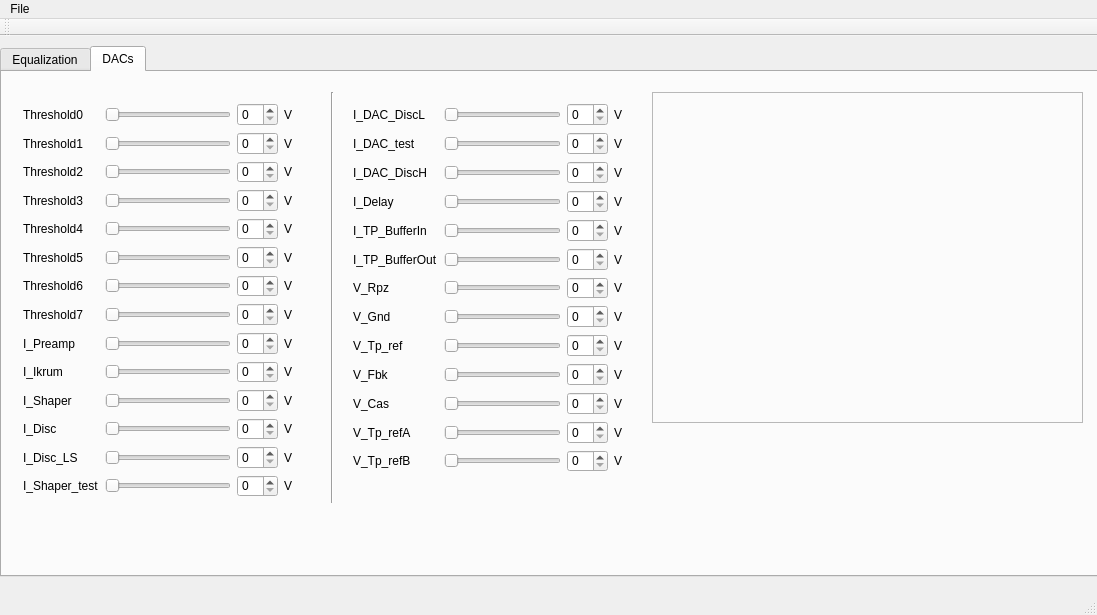
navrit/dexter, file SpidrMpx3Eq/spidrmpx3eq.ui: the form before one commit.
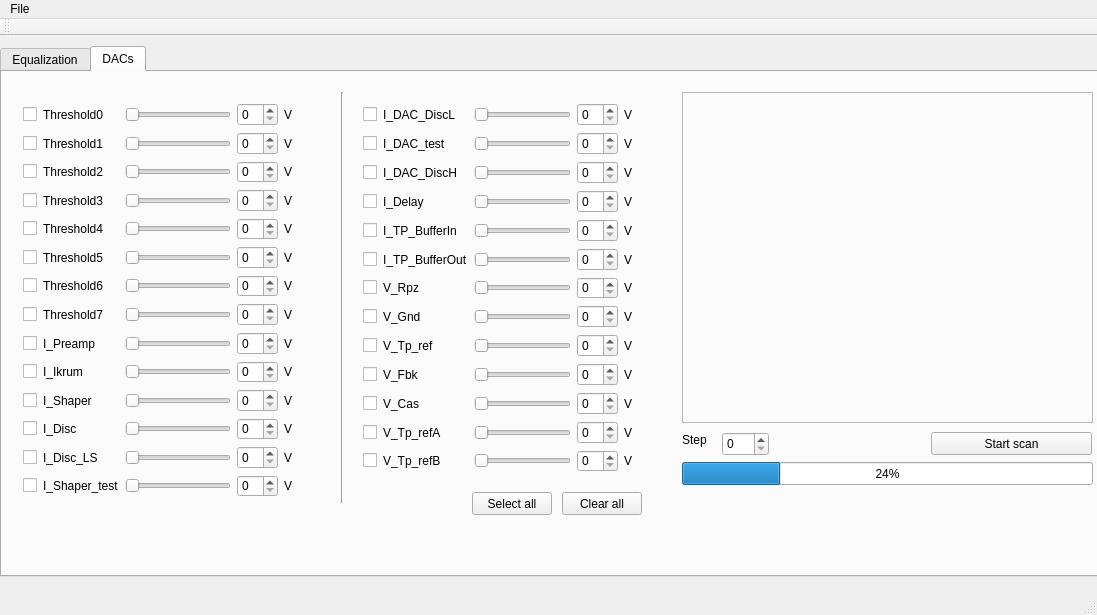
The form after the commit. The open tabs and pages were chosen to show the change.

What changed in the file:
```diff
--- a/SpidrMpx3Eq/spidrmpx3eq.ui
+++ b/SpidrMpx3Eq/spidrmpx3eq.ui
@@ -27,7 +27,7 @@
      <string>&lt;html&gt;&lt;head/&gt;&lt;body&gt;&lt;p&gt;Equalization&lt;/p&gt;&lt;/body&gt;&lt;/html&gt;</string>
     </property>
     <property name="currentIndex">
-     <number>0</number>
+     <number>1</number>
     </property>
     <widget class="QWidget" name="tab">
      <attribute name="title">
@@ -90,9 +90,9 @@
      <widget class="QFrame" name="_DACScanFrame">
       <property name="geometry">
        <rect>
-        <x>650</x>
+        <x>680</x>
         <y>20</y>
-        <width>431</width>
+        <width>411</width>
         <height>331</height>
        </rect>
       </property>
@@ -106,96 +106,105 @@
      <widget class="QWidget" name="layoutWidget">
       <property name="geometry">
        <rect>
-        <x>340</x>
+        <x>350</x>
         <y>20</y>
         <width>291</width>
         <height>391</height>
        </rect>
       </property>
       <layout class="QGridLayout" name="gridLayout_2">
-       <item row="3" column="0">
+       <item row="3" column="1">
         <widget class="QLabel" name="dac17Label">
          <property name="text">
           <string>I_Delay</string>
          </property>
         </widget>
        </item>
-       <item row="3" column="2">
-        <widget class="QSpinBox" name="spinBox_8"/>
-       </item>
-       <item row="3" column="1">
-        <widget class="QSlider" name="dac3hSlider_2">
-         <property name="orientation">
-          <enum>Qt::Horizontal</enum>
-         </property>
-        </widget>
-       </item>
        <item row="3" column="3">
-        <widget class="QLabel" name="dacV17Label">
+        <widget class="QSpinBox" name="dac17SpinBox"/>
+       </item>
+       <item row="3" column="2">
+        <widget class="QSlider" name="dac17hSlider">
+         <property name="orientation">
+          <enum>Qt::Horizontal</enum>
+         </property>
+        </widget>
+       </item>
+       <item row="3" column="4">
+        <widget class="QLabel" name="dac17VLabel">
+         <property name="text">
+          <string>V</string>
+         </property>
+        </widget>
+       </item>
+       <item row="7" column="2">
+        <widget class="QSlider" name="dac21hSlider">
+         <property name="orientation">
+          <enum>Qt::Horizontal</enum>
+         </property>
+        </widget>
+       </item>
+       <item row="9" column="3">
+        <widget class="QSpinBox" name="dac23SpinBox"/>
+       </item>
+       <item row="7" column="3">
+        <widget class="QSpinBox" name="dac21SpinBox"/>
+       </item>
+       <item row="7" column="4">
+        <widget class="QLabel" name="dac21VLabel">
          <property name="text">
           <string>V</string>
          </property>
         </widget>
        </item>
        <item row="7" column="1">
-        <widget class="QSlider" name="dac7hSlider_2">
-         <property name="orientation">
-          <enum>Qt::Horizontal</enum>
-         </property>
-        </widget>
-       </item>
-       <item row="7" column="0">
         <widget class="QLabel" name="dac21Label">
          <property name="text">
           <string>V_Gnd</string>
          </property>
         </widget>
        </item>
-       <item row="7" column="3">
-        <widget class="QLabel" name="dacV21Label">
-         <property name="text">
-          <string>V</string>
-         </property>
-        </widget>
-       </item>
-       <item row="7" column="2">
-        <widget class="QSpinBox" name="spinBox_19"/>
-       </item>
-       <item row="8" column="0">
+       <item row="8" column="1">
         <widget class="QLabel" name="dac22Label">
          <property name="text">
           <string>V_Tp_ref</string>
          </property>
         </widget>
        </item>
-       <item row="11" column="1">
-        <widget class="QSlider" name="dac11hSlider_2">
+       <item row="2" column="3">
+        <widget class="QSpinBox" name="dac16SpinBox"/>
+       </item>
+       <item row="11" column="3">
+        <widget class="QSpinBox" name="dac25SpinBox"/>
+       </item>
+       <item row="11" column="4">
+        <widget class="QLabel" name="dac25VLabel">
+         <property name="text">
+          <string>V</string>
+         </property>
+        </widget>
+       </item>
+       <item row="11" column="2">
+        <widget class="QSlider" name="dac25hSlider">
          <property name="orientation">
           <enum>Qt::Horizontal</enum>
          </property>
         </widget>
        </item>
-       <item row="11" column="2">
-        <widget class="QSpinBox" name="spinBox_27"/>
-       </item>
-       <item row="11" column="3">
-        <widget class="QLabel" name="dacV25Label">
-         <property name="text">
-          <string>V</string>
-         </property>
-        </widget>
-       </item>
-       <item row="10" column="2">
-        <widget class="QSpinBox" name="spinBox_26"/>
-       </item>
        <item row="10" column="3">
-        <widget class="QLabel" name="dacV24Label">
+        <widget class="QSpinBox" name="dac24SpinBox"/>
+       </item>
+       <item row="10" column="4">
+        <widget class="QLabel" name="dac24VLabel">
          <property name="text">
           <string>V</string>
          </property>
         </widget>
        </item>
-       <item row="11" column="0">
+       <item row="4" column="3">
+        <widget class="QSpinBox" name="dac18SpinBox"/>
+       </item>
+       <item row="11" column="1">
         <widget class="QLabel" name="dac25Label">
          <property name="text">
           <string>V_Tp_refA</string>
@@ -203,84 +212,75 @@
         </widget>
        </item>
        <item row="4" column="2">
-        <widget class="QSpinBox" name="spinBox_24"/>
-       </item>
-       <item row="4" column="3">
-        <widget class="QLabel" name="dacV18Label">
-         <property name="text">
-          <string>V</string>
-         </property>
-        </widget>
-       </item>
-       <item row="4" column="1">
-        <widget class="QSlider" name="dac4hSlider_2">
+        <widget class="QSlider" name="dac18hSlider">
          <property name="orientation">
           <enum>Qt::Horizontal</enum>
          </property>
         </widget>
        </item>
-       <item row="4" column="0">
+       <item row="4" column="1">
         <widget class="QLabel" name="dac18Label">
          <property name="text">
           <string>I_TP_BufferIn</string>
          </property>
         </widget>
        </item>
-       <item row="9" column="0">
+       <item row="4" column="4">
+        <widget class="QLabel" name="dac18VLabel">
+         <property name="text">
+          <string>V</string>
+         </property>
+        </widget>
+       </item>
+       <item row="9" column="1">
         <widget class="QLabel" name="dac23Label">
          <property name="text">
           <string>V_Fbk</string>
          </property>
         </widget>
        </item>
-       <item row="9" column="1">
-        <widget class="QSlider" name="dac9hSlider_2">
-         <property name="orientation">
-          <enum>Qt::Horizontal</enum>
-         </property>
-        </widget>
-       </item>
        <item row="9" column="2">
-        <widget class="QSpinBox" name="spinBox_25"/>
-       </item>
-       <item row="6" column="1">
-        <widget class="QSlider" name="dac6hSlider_2">
+        <widget class="QSlider" name="dac23hSlider">
          <property name="orientation">
           <enum>Qt::Horizontal</enum>
          </property>
         </widget>
        </item>
        <item row="6" column="2">
-        <widget class="QSpinBox" name="spinBox_11"/>
+        <widget class="QSlider" name="dac20hSlider">
+         <property name="orientation">
+          <enum>Qt::Horizontal</enum>
+         </property>
+        </widget>
        </item>
        <item row="6" column="3">
-        <widget class="QLabel" name="dacV20Label">
+        <widget class="QSpinBox" name="dac20SpinBox"/>
+       </item>
+       <item row="6" column="4">
+        <widget class="QLabel" name="dac20VLabel">
          <property name="text">
           <string>V</string>
          </property>
         </widget>
        </item>
-       <item row="8" column="1">
-        <widget class="QSlider" name="dac8hSlider_2">
-         <property name="orientation">
-          <enum>Qt::Horizontal</enum>
-         </property>
-        </widget>
-       </item>
        <item row="8" column="2">
-        <widget class="QSpinBox" name="spinBox_20"/>
+        <widget class="QSlider" name="dac22hSlider">
+         <property name="orientation">
+          <enum>Qt::Horizontal</enum>
+         </property>
+        </widget>
        </item>
        <item row="8" column="3">
-        <widget class="QLabel" name="dacV22Label">
+        <widget class="QSpinBox" name="dac22SpinBox"/>
+       </item>
+       <item row="8" column="4">
+        <widget class="QLabel" name="dac22VLabel">
          <property name="text">
           <string>V</string>
          </property>
         </widget>
        </item>
-       <item row="2" column="2">
-        <widget class="QSpinBox" name="spinBox_7"/>
-       </item>
-       <item row="1" column="0">
+       <item row="1" column="1">
         <widget class="QLabel" name="dac15Label">
          <property name="text">
           <string>I_DAC_test</string>
@@ -288,149 +288,240 @@
         </widget>
        </item>
        <item row="1" column="2">
-        <widget class="QSpinBox" name="spinBox_23"/>
-       </item>
-       <item row="1" column="1">
-        <widget class="QSlider" name="dac1hSlider_2">
+        <widget class="QSlider" name="dac15hSlider">
          <property name="orientation">
           <enum>Qt::Horizontal</enum>
          </property>
         </widget>
        </item>
-       <item row="12" column="0">
+       <item row="1" column="3">
+        <widget class="QSpinBox" name="dac15SpinBox"/>
+       </item>
+       <item row="12" column="1">
         <widget class="QLabel" name="dac26Label">
          <property name="text">
           <string>V_Tp_refB</string>
          </property>
         </widget>
        </item>
-       <item row="12" column="1">
-        <widget class="QSlider" name="dac12hSlider_2">
+       <item row="12" column="2">
+        <widget class="QSlider" name="dac26hSlider">
          <property name="orientation">
           <enum>Qt::Horizontal</enum>
          </property>
         </widget>
        </item>
-       <item row="12" column="2">
-        <widget class="QSpinBox" name="spinBox_12"/>
-       </item>
        <item row="12" column="3">
-        <widget class="QLabel" name="dacV26Label">
+        <widget class="QSpinBox" name="dac26SpinBox"/>
+       </item>
+       <item row="12" column="4">
+        <widget class="QLabel" name="dac26VLabel">
          <property name="text">
           <string>V</string>
          </property>
         </widget>
        </item>
-       <item row="5" column="0">
+       <item row="5" column="1">
         <widget class="QLabel" name="dac19Label">
          <property name="text">
           <string>I_TP_BufferOut</string>
          </property>
         </widget>
        </item>
-       <item row="5" column="2">
-        <widget class="QSpinBox" name="spinBox_9"/>
+       <item row="5" column="3">
+        <widget class="QSpinBox" name="dac19SpinBox"/>
        </item>
-       <item row="2" column="0">
+       <item row="2" column="1">
         <widget class="QLabel" name="dac16Label">
          <property name="text">
           <string>I_DAC_DiscH</string>
          </property>
         </widget>
        </item>
-       <item row="1" column="3">
-        <widget class="QLabel" name="dacV15Label">
+       <item row="1" column="4">
+        <widget class="QLabel" name="dac15VLabel">
          <property name="text">
           <string>V</string>
          </property>
         </widget>
        </item>
-       <item row="0" column="2">
-        <widget class="QSpinBox" name="spinBox_6"/>
-       </item>
        <item row="0" column="3">
-        <widget class="QLabel" name="dacV14Label">
+        <widget class="QSpinBox" name="dac14SpinBox"/>
+       </item>
+       <item row="0" column="4">
+        <widget class="QLabel" name="dac14VLabel">
          <property name="text">
           <string>V</string>
          </property>
         </widget>
        </item>
-       <item row="5" column="3">
-        <widget class="QLabel" name="dacV19Label">
+       <item row="5" column="4">
+        <widget class="QLabel" name="dac19VLabel">
          <property name="text">
           <string>V</string>
          </property>
         </widget>
        </item>
-       <item row="5" column="1">
-        <widget class="QSlider" name="dac5hSlider_2">
+       <item row="5" column="2">
+        <widget class="QSlider" name="dac19hSlider">
          <property name="orientation">
           <enum>Qt::Horizontal</enum>
          </property>
         </widget>
        </item>
-       <item row="6" column="0">
+       <item row="6" column="1">
         <widget class="QLabel" name="dac20Label">
          <property name="text">
           <string>V_Rpz</string>
          </property>
         </widget>
        </item>
-       <item row="2" column="3">
-        <widget class="QLabel" name="dacV16Label">
+       <item row="2" column="4">
+        <widget class="QLabel" name="dac16VLabel">
          <property name="text">
           <string>V</string>
          </property>
         </widget>
        </item>
-       <item row="2" column="1">
-        <widget class="QSlider" name="dac2hSlider_2">
+       <item row="2" column="2">
+        <widget class="QSlider" name="dac16hSlider">
          <property name="orientation">
           <enum>Qt::Horizontal</enum>
          </property>
         </widget>
        </item>
-       <item row="0" column="0">
+       <item row="0" column="1">
         <widget class="QLabel" name="dac14Label">
          <property name="text">
           <string>I_DAC_DiscL</string>
          </property>
         </widget>
        </item>
-       <item row="0" column="1">
-        <widget class="QSlider" name="dac0hSlider_2">
+       <item row="0" column="2">
+        <widget class="QSlider" name="dac14hSlider">
          <property name="orientation">
           <enum>Qt::Horizontal</enum>
          </property>
         </widget>
        </item>
-       <item row="10" column="0">
+       <item row="10" column="1">
         <widget class="QLabel" name="dac24Label">
          <property name="text">
           <string>V_Cas</string>
          </property>
         </widget>
        </item>
-       <item row="10" column="1">
-        <widget class="QSlider" name="dac10hSlider_2">
+       <item row="10" column="2">
+        <widget class="QSlider" name="dac24hSlider">
          <property name="orientation">
           <enum>Qt::Horizontal</enum>
          </property>
         </widget>
        </item>
-       <item row="9" column="3">
-        <widget class="QLabel" name="dacV23Label">
+       <item row="9" column="4">
+        <widget class="QLabel" name="dac23VLabel">
          <property name="text">
           <string>V</string>
          </property>
         </widget>
        </item>
+       <item row="0" column="0">
+        <widget class="QCheckBox" name="dac14CheckBox">
+         <property name="text">
+          <string/>
+         </property>
+        </widget>
+       </item>
+       <item row="1" column="0">
+        <widget class="QCheckBox" name="dac15CheckBox">
+         <property name="text">
+          <string/>
+         </property>
+        </widget>
+       </item>
+       <item row="2" column="0">
+        <widget class="QCheckBox" name="dac16CheckBox">
+         <property name="text">
+          <string/>
+         </property>
+        </widget>
+       </item>
+       <item row="3" column="0">
+        <widget class="QCheckBox" name="dac17CheckBox">
+         <property name="text">
+          <string/>
+         </property>
+        </widget>
+       </item>
+       <item row="4" column="0">
+        <widget class="QCheckBox" name="dac18CheckBox">
+         <property name="text">
+          <string/>
+         </property>
+        </widget>
+       </item>
+       <item row="5" column="0">
+        <widget class="QCheckBox" name="dac19CheckBox">
+         <property name="text">
+          <string/>
+         </property>
+        </widget>
+       </item>
+       <item row="6" column="0">
+        <widget class="QCheckBox" name="dac20CheckBox">
+         <property name="text">
+          <string/>
+         </property>
+        </widget>
+       </item>
+       <item row="7" column="0">
+        <widget class="QCheckBox" name="dac21CheckBox">
+         <property name="text">
+          <string/>
+         </property>
+        </widget>
+       </item>
+       <item row="8" column="0">
+        <widget class="QCheckBox" name="dac22CheckBox">
+         <property name="text">
+          <string/>
+         </property>
+        </widget>
+       </item>
+       <item row="9" column="0">
+        <widget class="QCheckBox" name="dac23CheckBox">
+         <property name="text">
+          <string/>
+         </property>
+        </widget>
+       </item>
+       <item row="10" column="0">
+        <widget class="QCheckBox" name="dac24CheckBox">
+         <property name="text">
+          <string/>
+         </property>
+        </widget>
+       </item>
+       <item row="11" column="0">
+        <widget class="QCheckBox" name="dac25CheckBox">
+         <property name="text">
+          <string/>
+         </property>
+        </widget>
+       </item>
+       <item row="12" column="0">
+        <widget class="QCheckBox" name="dac26CheckBox">
+         <property name="text">
+          <string/>
+         </property>
+        </widget>
+       </item>
       </layout>
      </widget>
      <widget class="Line" name="line">
       <property name="geometry">
        <rect>
-        <x>320</x>
+        <x>330</x>
         <y>20</y>
         <width>20</width>
         <height>411</height>
@@ -440,7 +531,7 @@
        <enum>Qt::Vertical</enum>
       </property>
      </widget>
-     <widget class="QWidget" name="">
+     <widget class="QWidget" name="layoutWidget">
       <property name="geometry">
        <rect>
         <x>10</x>
@@ -450,344 +541,517 @@
        </rect>
       </property>
       <layout class="QGridLayout" name="gridLayout">
-       <item row="0" column="0">
+       <item row="1" column="1">
+        <widget class="QLabel" name="dac1Label">
+         <property name="text">
+          <string>Threshold1</string>
+         </property>
+        </widget>
+       </item>
+       <item row="0" column="1">
         <widget class="QLabel" name="dac0Label">
          <property name="text">
           <string>Threshold0</string>
          </property>
         </widget>
        </item>
-       <item row="0" column="1">
+       <item row="0" column="2">
         <widget class="QSlider" name="dac0hSlider">
          <property name="orientation">
           <enum>Qt::Horizontal</enum>
          </property>
         </widget>
        </item>
-       <item row="0" column="2">
-        <widget class="QSpinBox" name="spinBox_5"/>
-       </item>
        <item row="0" column="3">
-        <widget class="QLabel" name="dacV0Label">
+        <widget class="QSpinBox" name="dac0SpinBox"/>
+       </item>
+       <item row="0" column="4">
+        <widget class="QLabel" name="dac0VLabel">
          <property name="text">
           <string>V</string>
          </property>
         </widget>
        </item>
-       <item row="1" column="0">
-        <widget class="QLabel" name="dac1Label">
+       <item row="1" column="4">
+        <widget class="QLabel" name="dac1VLabel">
          <property name="text">
-          <string>Threshold1</string>
+          <string>V</string>
          </property>
         </widget>
        </item>
-       <item row="1" column="1">
+       <item row="1" column="3">
+        <widget class="QSpinBox" name="dac1SpinBox"/>
+       </item>
+       <item row="1" column="2">
         <widget class="QSlider" name="dac1hSlider">
          <property name="orientation">
           <enum>Qt::Horizontal</enum>
          </property>
         </widget>
        </item>
-       <item row="1" column="2">
-        <widget class="QSpinBox" name="spinBox_22"/>
-       </item>
-       <item row="1" column="3">
-        <widget class="QLabel" name="dacV1Label">
-         <property name="text">
-          <string>V</string>
-         </property>
-        </widget>
-       </item>
-       <item row="2" column="0">
+       <item row="2" column="1">
         <widget class="QLabel" name="dac2Label">
          <property name="text">
           <string>Threshold2</string>
          </property>
         </widget>
        </item>
-       <item row="2" column="1">
+       <item row="2" column="3">
+        <widget class="QSpinBox" name="dac2SpinBox"/>
+       </item>
+       <item row="2" column="4">
+        <widget class="QLabel" name="dac2VLabel">
+         <property name="text">
+          <string>V</string>
+         </property>
+        </widget>
+       </item>
+       <item row="2" column="2">
         <widget class="QSlider" name="dac2hSlider">
          <property name="orientation">
           <enum>Qt::Horizontal</enum>
          </property>
         </widget>
        </item>
-       <item row="2" column="2">
-        <widget class="QSpinBox" name="spinBox_3"/>
-       </item>
-       <item row="2" column="3">
-        <widget class="QLabel" name="dacV2Label">
-         <property name="text">
-          <string>V</string>
-         </property>
-        </widget>
-       </item>
-       <item row="3" column="0">
+       <item row="3" column="1">
         <widget class="QLabel" name="dac3Label">
          <property name="text">
           <string>Threshold3</string>
          </property>
         </widget>
        </item>
-       <item row="3" column="1">
+       <item row="3" column="2">
         <widget class="QSlider" name="dac3hSlider">
          <property name="orientation">
           <enum>Qt::Horizontal</enum>
          </property>
         </widget>
        </item>
-       <item row="3" column="2">
-        <widget class="QSpinBox" name="spinBox_4"/>
-       </item>
-       <item row="3" column="3">
-        <widget class="QLabel" name="dacV3Label">
+       <item row="3" column="4">
+        <widget class="QLabel" name="dac3VLabel">
          <property name="text">
           <string>V</string>
          </property>
         </widget>
        </item>
-       <item row="4" column="0">
+       <item row="3" column="3">
+        <widget class="QSpinBox" name="dac3SpinBox"/>
+       </item>
+       <item row="4" column="1">
         <widget class="QLabel" name="dac4Label">
          <property name="text">
           <string>Threshold4</string>
          </property>
         </widget>
        </item>
-       <item row="4" column="1">
+       <item row="4" column="2">
         <widget class="QSlider" name="dac4hSlider">
          <property name="orientation">
           <enum>Qt::Horizontal</enum>
          </property>
         </widget>
        </item>
-       <item row="4" column="2">
-        <widget class="QSpinBox" name="spinBox_21"/>
-       </item>
        <item row="4" column="3">
-        <widget class="QLabel" name="dacV4Label">
+        <widget class="QSpinBox" name="dac4SpinBox"/>
+       </item>
+       <item row="4" column="4">
+        <widget class="QLabel" name="dac4VLabel">
          <property name="text">
           <string>V</string>
          </property>
         </widget>
        </item>
-       <item row="5" column="0">
+       <item row="5" column="1">
         <widget class="QLabel" name="dac5Label">
          <property name="text">
           <string>Threshold5</string>
          </property>
         </widget>
        </item>
-       <item row="5" column="1">
+       <item row="5" column="2">
         <widget class="QSlider" name="dac5hSlider">
          <property name="orientation">
           <enum>Qt::Horizontal</enum>
          </property>
         </widget>
        </item>
-       <item row="5" column="2">
-        <widget class="QSpinBox" name="spinBox_2"/>
-       </item>
        <item row="5" column="3">
-        <widget class="QLabel" name="dacV5Label">
+        <widget class="QSpinBox" name="dac5SpinBox"/>
+       </item>
+       <item row="5" column="4">
+        <widget class="QLabel" name="dac5VLabel">
          <property name="text">
           <string>V</string>
          </property>
         </widget>
        </item>
-       <item row="6" column="0">
+       <item row="6" column="1">
         <widget class="QLabel" name="dac6Label">
          <property name="text">
           <string>Threshold6</string>
          </property>
         </widget>
        </item>
-       <item row="6" column="1">
+       <item row="6" column="2">
         <widget class="QSlider" name="dac6hSlider">
          <property name="orientation">
           <enum>Qt::Horizontal</enum>
          </property>
         </widget>
        </item>
-       <item row="6" column="2">
-        <widget class="QSpinBox" name="spinBox_10"/>
-       </item>
        <item row="6" column="3">
-        <widget class="QLabel" name="dacV6Label">
+        <widget class="QSpinBox" name="dac6SpinBox"/>
+       </item>
+       <item row="6" column="4">
+        <widget class="QLabel" name="dac6VLabel">
          <property name="text">
           <string>V</string>
          </property>
         </widget>
        </item>
-       <item row="7" column="0">
+       <item row="7" column="1">
         <widget class="QLabel" name="dac7Label">
          <property name="text">
           <string>Threshold7</string>
          </property>
         </widget>
        </item>
-       <item row="7" column="1">
+       <item row="7" column="2">
         <widget class="QSlider" name="dac7hSlider">
          <property name="orientation">
           <enum>Qt::Horizontal</enum>
          </property>
         </widget>
        </item>
-       <item row="7" column="2">
-        <widget class="QSpinBox" name="spinBox_14"/>
-       </item>
-       <item row="7" column="3">
-        <widget class="QLabel" name="dacV7Label">
+       <item row="7" column="4">
+        <widget class="QLabel" name="dac7VLabel">
          <property name="text">
           <string>V</string>
          </property>
         </widget>
        </item>
-       <item row="8" column="0">
+       <item row="7" column="3">
+        <widget class="QSpinBox" name="dac7SpinBox"/>
+       </item>
+       <item row="8" column="1">
         <widget class="QLabel" name="dac8Label">
          <property name="text">
           <string>I_Preamp</string>
          </property>
         </widget>
        </item>
-       <item row="8" column="1">
+       <item row="8" column="2">
         <widget class="QSlider" name="dac8hSlider">
          <property name="orientation">
           <enum>Qt::Horizontal</enum>
          </property>
         </widget>
        </item>
-       <item row="8" column="2">
-        <widget class="QSpinBox" name="spinBox_15"/>
-       </item>
        <item row="8" column="3">
-        <widget class="QLabel" name="dacV8Label">
+        <widget class="QSpinBox" name="dac8SpinBox"/>
+       </item>
+       <item row="8" column="4">
+        <widget class="QLabel" name="dac8VLabel">
          <property name="text">
           <string>V</string>
          </property>
         </widget>
        </item>
-       <item row="9" column="0">
+       <item row="9" column="1">
         <widget class="QLabel" name="dac9Label">
          <property name="text">
           <string>I_Ikrum</string>
          </property>
         </widget>
        </item>
-       <item row="9" column="1">
+       <item row="9" column="2">
         <widget class="QSlider" name="dac9hSlider">
          <property name="orientation">
           <enum>Qt::Horizontal</enum>
          </property>
         </widget>
        </item>
-       <item row="9" column="2">
-        <widget class="QSpinBox" name="spinBox_16"/>
-       </item>
        <item row="9" column="3">
-        <widget class="QLabel" name="dacV9Label">
+        <widget class="QSpinBox" name="dac9SpinBox"/>
+       </item>
+       <item row="9" column="4">
+        <widget class="QLabel" name="dac9VLabel">
          <property name="text">
           <string>V</string>
          </property>
         </widget>
        </item>
-       <item row="10" column="0">
+       <item row="10" column="1">
         <widget class="QLabel" name="dac10Label">
          <property name="text">
           <string>I_Shaper</string>
          </property>
         </widget>
        </item>
-       <item row="10" column="1">
+       <item row="10" column="2">
         <widget class="QSlider" name="dac10hSlider">
          <property name="orientation">
           <enum>Qt::Horizontal</enum>
          </property>
         </widget>
        </item>
-       <item row="10" column="2">
-        <widget class="QSpinBox" name="spinBox_17"/>
-       </item>
        <item row="10" column="3">
-        <widget class="QLabel" name="dacV10Label">
+        <widget class="QSpinBox" name="dac10SpinBox"/>
+       </item>
+       <item row="10" column="4">
+        <widget class="QLabel" name="dac10VLabel">
          <property name="text">
           <string>V</string>
          </property>
         </widget>
        </item>
-       <item row="11" column="0">
+       <item row="11" column="1">
         <widget class="QLabel" name="dac11Label">
          <property name="text">
           <string>I_Disc</string>
          </property>
         </widget>
        </item>
-       <item row="11" column="1">
+       <item row="11" column="2">
         <widget class="QSlider" name="dac11hSlider">
          <property name="orientation">
           <enum>Qt::Horizontal</enum>
          </property>
         </widget>
        </item>
-       <item row="11" column="2">
-        <widget class="QSpinBox" name="spinBox_18"/>
-       </item>
        <item row="11" column="3">
-        <widget class="QLabel" name="dacV11Label">
+        <widget class="QSpinBox" name="dac11SpinBox"/>
+       </item>
+       <item row="11" column="4">
+        <widget class="QLabel" name="dac11VLabel">
          <property name="text">
           <string>V</string>
          </property>
         </widget>
        </item>
-       <item row="12" column="0">
+       <item row="12" column="1">
         <widget class="QLabel" name="dac12Label">
          <property name="text">
           <string>I_Disc_LS</string>
          </property>
         </widget>
        </item>
-       <item row="12" column="1">
+       <item row="12" column="2">
         <widget class="QSlider" name="dac12hSlider">
          <property name="orientation">
           <enum>Qt::Horizontal</enum>
          </property>
         </widget>
        </item>
-       <item row="12" column="2">
-        <widget class="QSpinBox" name="spinBox"/>
-       </item>
        <item row="12" column="3">
-        <widget class="QLabel" name="dacV12Label">
+        <widget class="QSpinBox" name="dac12SpinBox"/>
+       </item>
+       <item row="12" column="4">
+        <widget class="QLabel" name="dac12VLabel">
          <property name="text">
           <string>V</string>
          </property>
         </widget>
        </item>
-       <item row="13" column="0">
+       <item row="13" column="1">
         <widget class="QLabel" name="dac13Label">
          <property name="text">
           <string>I_Shaper_test</string>
          </property>
         </widget>
        </item>
-       <item row="13" column="1">
-        <widget class="QSlider" name="dac13hSlider">
-         <property name="orientation">
-          <enum>Qt::Horizontal</enum>
-         </property>
-        </widget>
-       </item>
        <item row="13" column="2">
-        <widget class="QSpinBox" name="spinBox_13"/>
+        <widget class="QSlider" name="dac13hSlider">
+         <property name="orientation">
+          <enum>Qt::Horizontal</enum>
+         </property>
+        </widget>
        </item>
        <item row="13" column="3">
-        <widget class="QLabel" name="dacV13Label">
+        <widget class="QSpinBox" name="dac13SpinBox"/>
+       </item>
+       <item row="13" column="4">
+        <widget class="QLabel" name="dac13VLabel">
          <property name="text">
           <string>V</string>
          </property>
         </widget>
        </item>
+       <item row="0" column="0">
+        <widget class="QCheckBox" name="dac0CheckBox">
+         <property name="text">
+          <string/>
+         </property>
+        </widget>
+       </item>
+       <item row="1" column="0">
+        <widget class="QCheckBox" name="dac1CheckBox">
+         <property name="text">
+          <string/>
+         </property>
+        </widget>
+       </item>
+       <item row="2" column="0">
+        <widget class="QCheckBox" name="dac2CheckBox">
+         <property name="text">
+          <string/>
+         </property>
+        </widget>
+       </item>
+       <item row="3" column="0">
+        <widget class="QCheckBox" name="dac3CheckBox">
+         <property name="text">
+          <string/>
+         </property>
+        </widget>
+       </item>
+       <item row="4" column="0">
+        <widget class="QCheckBox" name="dac4CheckBox">
+         <property name="text">
+          <string/>
+         </property>
+        </widget>
+       </item>
+       <item row="5" column="0">
+        <widget class="QCheckBox" name="dac5CheckBox">
+         <property name="text">
+          <string/>
+         </property>
+        </widget>
+       </item>
+       <item row="6" column="0">
+        <widget class="QCheckBox" name="dac6CheckBox">
+         <property name="text">
+          <string/>
+         </property>
+        </widget>
+       </item>
+       <item row="7" column="0">
+        <widget class="QCheckBox" name="dac7CheckBox">
+         <property name="text">
+          <string/>
+         </property>
+        </widget>
+       </item>
+       <item row="8" column="0">
+        <widget class="QCheckBox" name="dac8CheckBox">
+         <property name="text">
+          <string/>
+         </property>
+        </widget>
+       </item>
+       <item row="9" column="0">
+        <widget class="QCheckBox" name="dac9CheckBox">
+         <property name="text">
+          <string/>
+         </property>
+        </widget>
+       </item>
+       <item row="10" column="0">
+        <widget class="QCheckBox" name="dac10CheckBox">
+         <property name="text">
+          <string/>
+         </property>
+        </widget>
+       </item>
+       <item row="11" column="0">
+        <widget class="QCheckBox" name="dac11CheckBox">
+         <property name="text">
+          <string/>
+         </property>
+        </widget>
+       </item>
+       <item row="12" column="0">
+        <widget class="QCheckBox" name="dac12CheckBox">
+         <property name="text">
+          <string/>
+         </property>
+        </widget>
+       </item>
+       <item row="13" column="0">
+        <widget class="QCheckBox" name="dac13CheckBox">
+         <property name="text">
+          <string/>
+         </property>
+        </widget>
+       </item>
       </layout>
      </widget>
+     <widget class="QPushButton" name="startScanButton">
+      <property name="geometry">
+       <rect>
+        <x>929</x>
+        <y>360</y>
+        <width>161</width>
+        <height>23</height>
+       </rect>
+      </property>
+      <property name="text">
+       <string>Start scan</string>
+      </property>
+     </widget>
+     <widget class="QLabel" name="label">
+      <property name="geometry">
+       <rect>
+        <x>680</x>
+        <y>360</y>
+        <width>31</width>
+        <height>16</height>
+       </rect>
+      </property>
+      <property name="text">
+       <string>Step</string>
+      </property>
+     </widget>
+     <widget class="QPushButton" name="selectAllPushButton">
+      <property name="geometry">
+       <rect>
+        <x>470</x>
+        <y>420</y>
+        <width>80</width>
+        <height>23</height>
+       </rect>
+      </property>
+      <property name="text">
+       <string>Select all</string>
+      </property>
+     </widget>
+     <widget class="QPushButton" name="clearAllPushButton">
+      <property name="geometry">
+       <rect>
+        <x>560</x>
+        <y>420</y>
+        <width>80</width>
+        <height>23</height>
+       </rect>
+      </property>
+      <property name="text">
+       <string>Clear all</string>
+      </property>
+     </widget>
+     <widget class="QSpinBox" name="scanStepSpinBox">
+      <property name="geometry">
+       <rect>
+        <x>720</x>
+        <y>360</y>
+        <width>47</width>
+        <height>24</height>
+       </rect>
+      </property>
+     </widget>
+     <widget class="QProgressBar" name="progressBar">
+      <property name="geometry">
+       <rect>
+        <x>680</x>
+        <y>390</y>
+        <width>411</width>
+        <height>23</height>
+       </rect>
+      </property>
+      <property name="value">
+       <number>24</number>
+      </property>
+     </widget>
     </widget>
    </widget>
   </widget>
```
